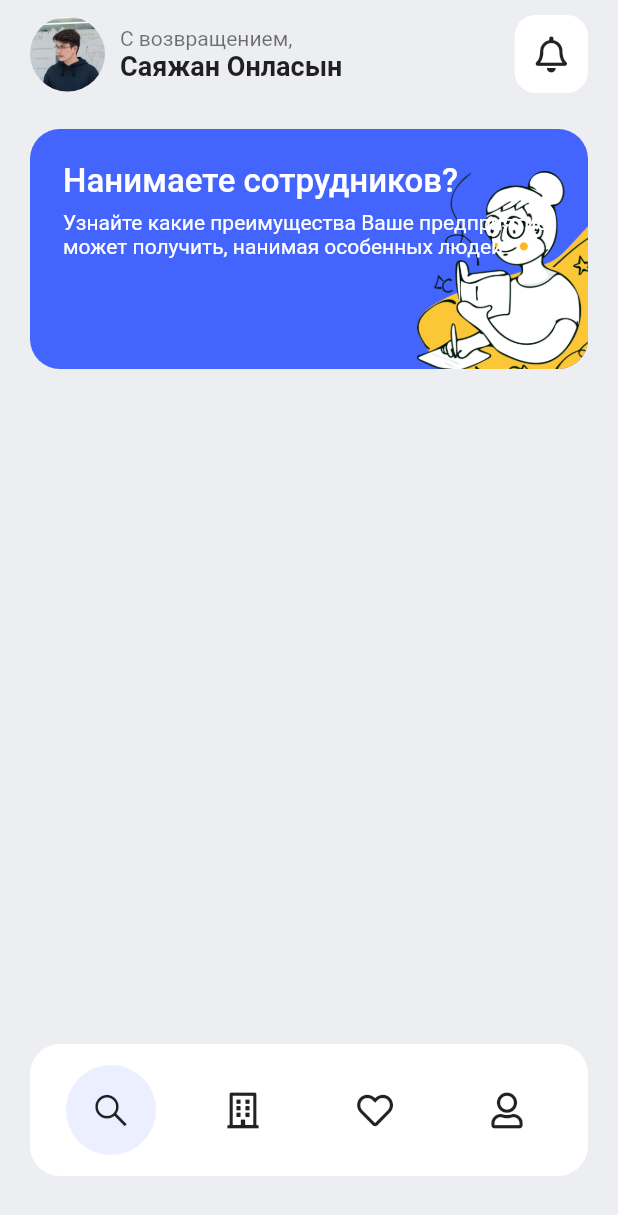
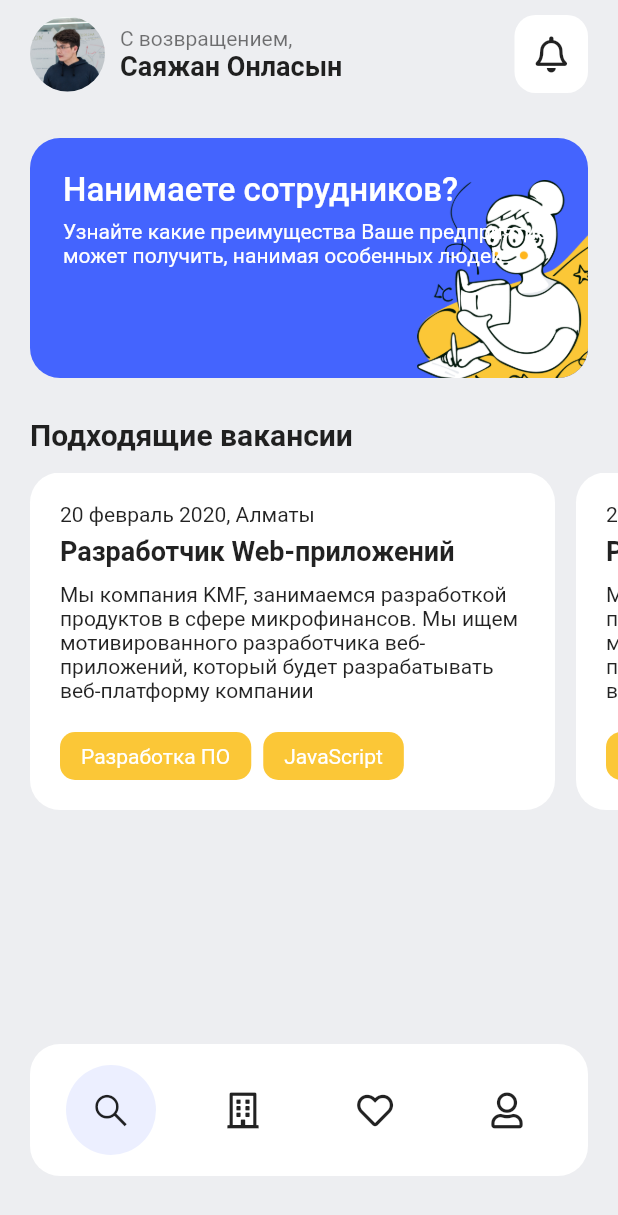
Before and after one commit to Crepiks/valid-mobile, a Flutter app: the screen it shows after launch, on a phone screen of 412 x 824 dp. Shown: the top 1215 px of the screen. Run offline on Flutter 3.47's test engine with Material 2 defaults, Android fonts, the phone set to English and light mode, and no system bars; our stand-ins replace font_awesome_flutter.

Commit message:
feat: implement recommended jobs section on home page

```diff
--- a/lib/common/constants/colors.dart
+++ b/lib/common/constants/colors.dart
@@ -1,6 +1,6 @@
 import "package:flutter/material.dart";
 
 const primaryColor = Color(0xFF4464FE);
-const secondaryColor = Color(0xFFF0A500);
-const backgroundColor = Color(0xFFedeef1);
+const secondaryColor = Color(0xFFFBC737);
+const backgroundColor = Color(0xFFEDEEf1);
 const borderColor = Color(0xFFECECEC);
--- /dev/null
+++ b/lib/home/views/components/job_card.dart
@@ -0,0 +1,55 @@
+import "package:flutter/material.dart";
+import 'package:valid/common/constants/colors.dart';
+import 'package:valid/home/views/components/job_tag.dart';
+
+class JobCard extends StatelessWidget {
+  const JobCard({Key? key}) : super(key: key);
+
+  @override
+  Widget build(BuildContext context) {
+    return Container(
+      padding: const EdgeInsets.all(20),
+      decoration: const BoxDecoration(
+          color: Colors.white,
+          borderRadius: BorderRadius.all(Radius.circular(20))),
+      child: Column(
+        crossAxisAlignment: CrossAxisAlignment.start,
+        children: [
+          const Text(
+            "20 февраль 2020, Алматы",
+            style: TextStyle(fontSize: 14, color: Colors.black87),
+          ),
+          const SizedBox(
+            height: 6,
+          ),
+          const Text(
+            "Разработчик Web-приложений",
+            style: TextStyle(
+              fontSize: 18,
+              fontWeight: FontWeight.w600,
+            ),
+          ),
+          const SizedBox(
+            height: 10,
+          ),
+          const Text(
+            "Мы компания KMF, занимаемся разработкой продуктов в сфере микрофинансов. Мы ищем мотивированного разработчика веб-приложений, который будет разрабатывать веб-платформу компании",
+            style: TextStyle(color: Colors.black87),
+          ),
+          const SizedBox(
+            height: 20,
+          ),
+          Row(
+            children: const [
+              JobTag(text: "Разработка ПО"),
+              SizedBox(
+                width: 8,
+              ),
+              JobTag(text: "JavaScript")
+            ],
+          )
+        ],
+      ),
+    );
+  }
+}
--- /dev/null
+++ b/lib/home/views/components/job_tag.dart
@@ -0,0 +1,22 @@
+import 'package:flutter/material.dart';
+import 'package:valid/common/constants/colors.dart';
+
+class JobTag extends StatelessWidget {
+  final String text;
+
+  const JobTag({Key? key, required this.text}) : super(key: key);
+
+  @override
+  Widget build(BuildContext context) {
+    return Container(
+      padding: const EdgeInsets.symmetric(vertical: 8, horizontal: 14),
+      decoration: const BoxDecoration(
+          color: secondaryColor,
+          borderRadius: BorderRadius.all(Radius.circular(10))),
+      child: Text(
+        text,
+        style: const TextStyle(color: Colors.white),
+      ),
+    );
+  }
+}
--- a/lib/home/views/home_view.dart
+++ b/lib/home/views/home_view.dart
@@ -1,6 +1,7 @@
 import "package:flutter/material.dart";
 import 'package:valid/home/views/components/home_banner.dart';
 import 'package:valid/home/views/components/home_header.dart';
+import 'package:valid/home/views/components/job_card.dart';
 
 class HomeView extends StatefulWidget {
   const HomeView({Key? key}) : super(key: key);
@@ -13,15 +14,52 @@ class _HomeViewState extends State<HomeView> {
   @override
   Widget build(BuildContext context) {
     return ListView(
-      children: const [
-        Padding(
+      children: [
+        const Padding(
             padding: EdgeInsets.symmetric(horizontal: 20), child: HomeHeader()),
-        SizedBox(
+        const SizedBox(
+          height: 20,
+        ),
+        const Padding(
+          padding: EdgeInsets.symmetric(horizontal: 20),
+          child: HomeBanner(),
+        ),
+        const SizedBox(
+          height: 26,
+        ),
+        const Padding(
+            padding: EdgeInsets.symmetric(horizontal: 20),
+            child: Text(
+              "Подходящие вакансии",
+              style: TextStyle(fontSize: 20, fontWeight: FontWeight.w600),
+            )),
+        const SizedBox(
           height: 14,
         ),
-        Padding(
-          padding: EdgeInsets.symmetric(horizontal: 20),
-          child: HomeBanner(),
+        SizedBox(
+          width: double.infinity,
+          height: 260,
+          child: ListView(
+            scrollDirection: Axis.horizontal,
+            children: [
+              const SizedBox(width: 20),
+              SizedBox(
+                width: 350,
+                child: Column(children: const [JobCard()]),
+              ),
+              const SizedBox(width: 14),
+              SizedBox(
+                width: 350,
+                child: Column(children: const [JobCard()]),
+              ),
+              const SizedBox(width: 14),
+              SizedBox(
+                width: 350,
+                child: Column(children: const [JobCard()]),
+              ),
+              const SizedBox(width: 20),
+            ],
+          ),
         )
       ],
     );
```
